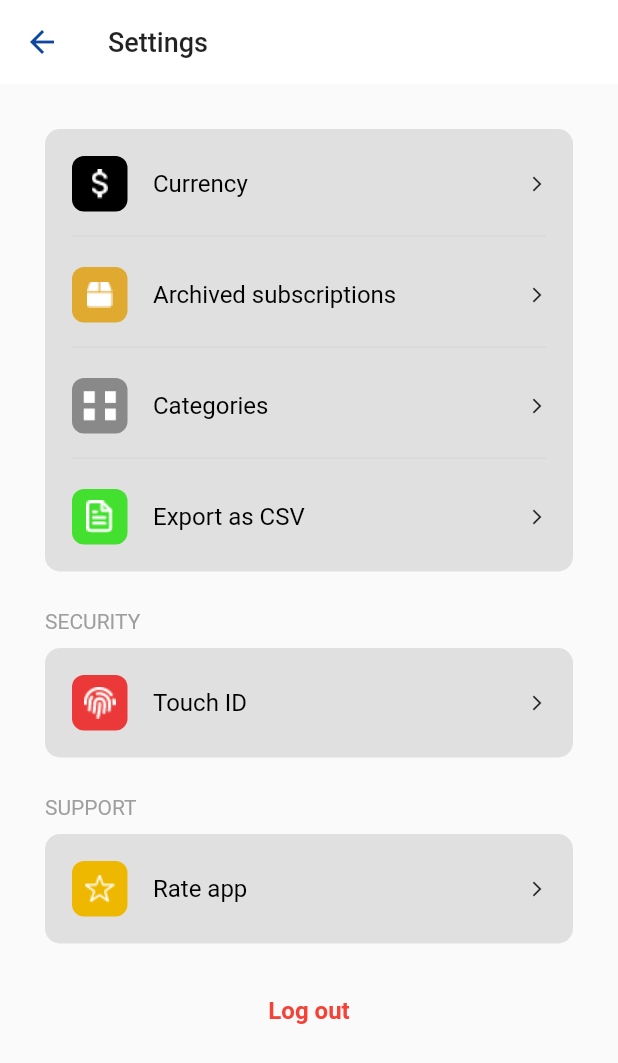
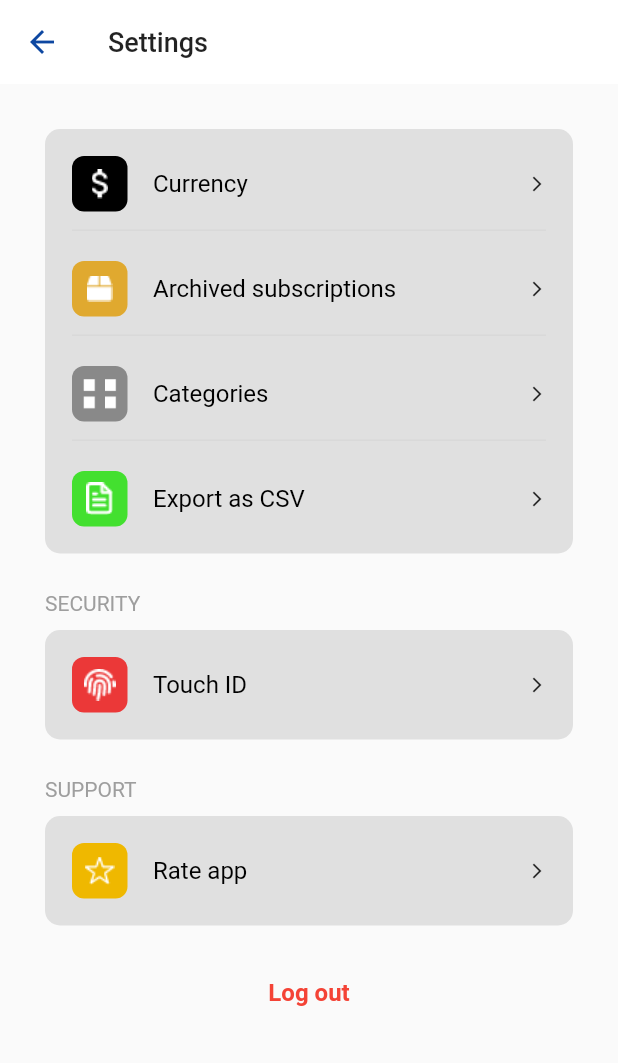
Before and after one commit to bralash/subman_flutter, a Flutter app: the SettingsPage screen opened directly, on a phone screen of 412 x 824 dp. Shown: the top 1063 px of the screen. Run offline on Flutter 3.47's test engine with Material 2 defaults, Android fonts, the phone set to English and light mode, and no system bars; our stand-ins replace cloud_firestore, firebase_auth, firebase_core, google_sign_in; accounts and stored records are empty; Roboto replaces fonts that are missing (SFPro).

Commit message:
Changed logout method

```diff
--- a/lib/UI/settings_item.dart
+++ b/lib/UI/settings_item.dart
@@ -18,7 +18,7 @@ class SettingsItem extends StatelessWidget {
   @override
   Widget build(BuildContext context) {
     return Container(
-      padding: border ? EdgeInsets.only(bottom: 16) : EdgeInsets.zero,
+      padding: border ? EdgeInsets.only(bottom: 12) : EdgeInsets.zero,
       decoration: BoxDecoration(
         border: border
             ? Border(
--- a/lib/pages/settings.dart
+++ b/lib/pages/settings.dart
@@ -15,7 +15,8 @@ class SettingsPage extends StatefulWidget {
 class _SettingsState extends State<SettingsPage> {
   Future<void> signout() async {
     AuthService().signOut();
-    Navigator.of(context, rootNavigator: true).pop(context);
+    // Navigator.of(context, rootNavigator: true).pop(context);
+    Navigator.popUntil(context, ModalRoute.withName("/"));
   }
 
   @override
```
